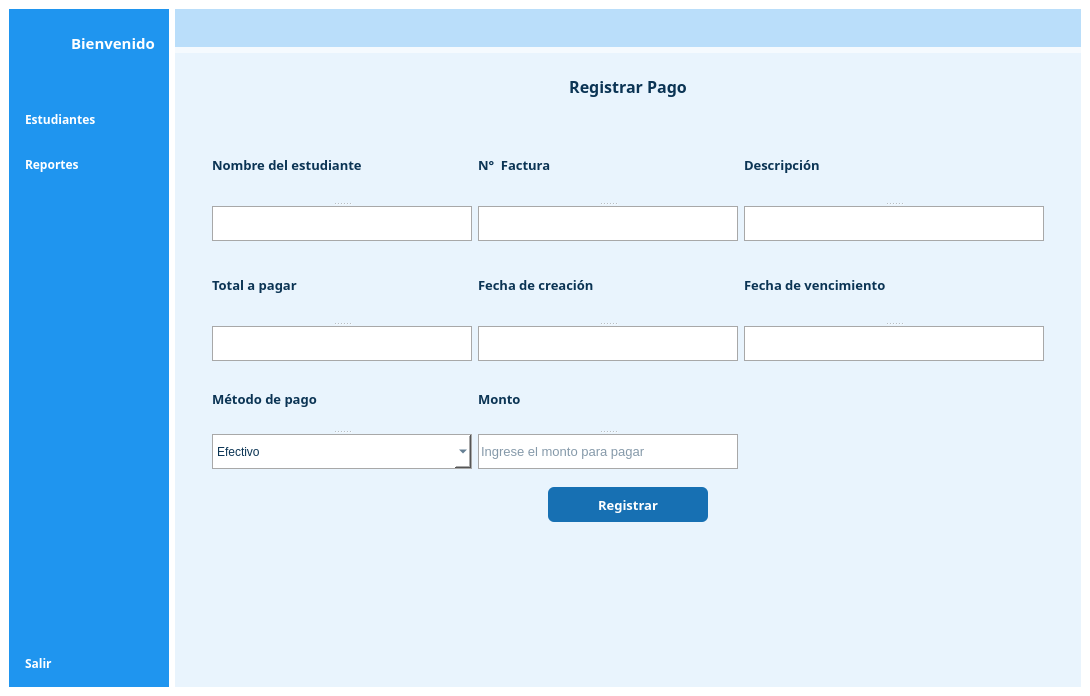
This is gui/UI/interface.ui in DeiviHerreraDiaz09/Student-Management-Project as Qt 5 draws it before an edit. The edited form follows.
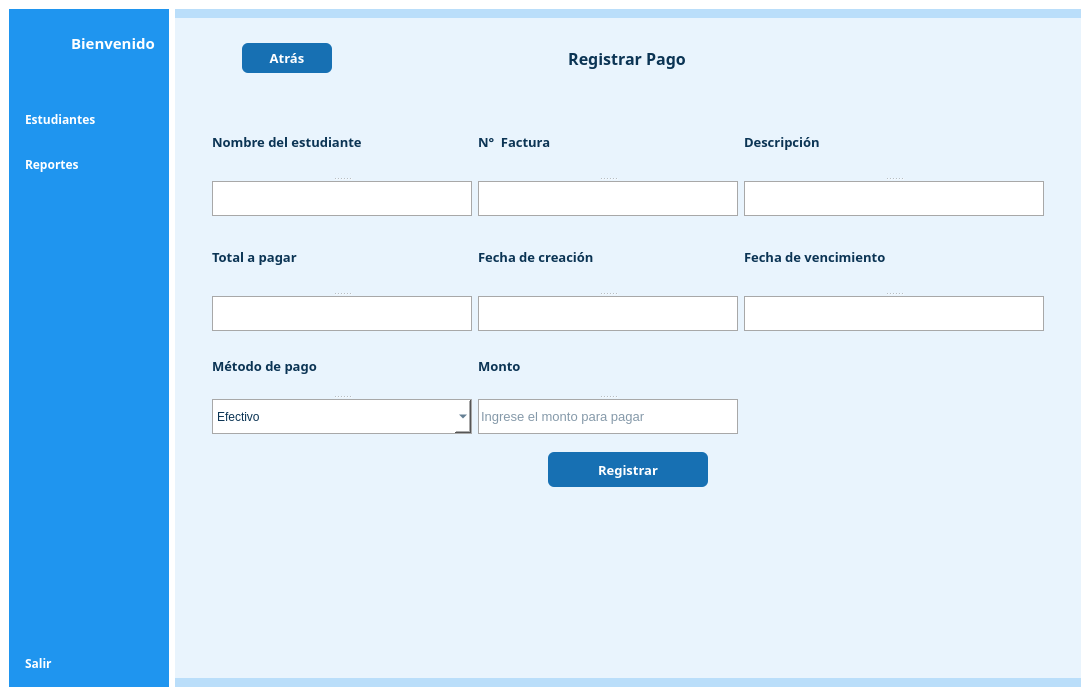
This is the edited form. The open tabs and pages were chosen to show the change. Icons and pictures are not drawn.

The edit to the form file:
```diff
--- a/gui/UI/interface.ui
+++ b/gui/UI/interface.ui
@@ -295,22 +295,6 @@
            <number>0</number>
           </property>
           <item>
-           <spacer name="horizontalSpacer">
-            <property name="orientation">
-             <enum>Qt::Horizontal</enum>
-            </property>
-            <property name="sizeHint" stdset="0">
-             <size>
-              <width>690</width>
-              <height>20</height>
-             </size>
-            </property>
-           </spacer>
-          </item>
-         </layout>
-        </widget>
-       </item>
-       <item>
         <widget class="QStackedWidget" name="content">
          <property name="styleSheet">
           <string notr="true">background-color: rgb(255, 255, 255);</string>
@@ -3314,12 +3298,49 @@
                <layout class="QVBoxLayout" name="group_form_payment">
                 <item>
                  <layout class="QHBoxLayout" name="header_register_payment">
+                     <item>
+                      <widget class="QPushButton" name="button_back_studentDetails">
+                       <property name="minimumSize">
+                        <size>
+                         <width>90</width>
+                         <height>30</height>
+                        </size>
+                       </property>
+                       <property name="maximumSize">
+                        <size>
+                         <width>90</width>
+                         <height>30</height>
+                        </size>
+                       </property>
+                       <property name="font">
+                        <font>
+                         <family>Euphemia</family>
+                         <pointsize>10</pointsize>
+                         <weight>75</weight>
+                         <bold>true</bold>
+                        </font>
+                       </property>
+                       <property name="cursor">
+                        <cursorShape>PointingHandCursor</cursorShape>
+                       </property>
+                       <property name="styleSheet">
+                        <string notr="true">background-color:#1770b3;
+font-family: Euphemia;
+border: none;
+border-radius: 6px;
+color:white;</string>
+                       </property>
+                       <property name="text">
+                        <string>Atrás</string>
+                       </property>
+                      </widget>
+                     </item>
                   <item>
                    <widget class="QLabel" name="tittle_new_payment">
                     <property name="minimumSize">
                      <size>
                       <width>500</width>
-                      <height>30</height>
+                         <height>45</height>
                      </size>
                     </property>
                     <property name="maximumSize">
@@ -3353,6 +3374,22 @@
                     </property>
                    </widget>
                   </item>
+                     <item>
+                      <widget class="QWidget" name="widget_4" native="true">
+                       <property name="minimumSize">
+                        <size>
+                         <width>90</width>
+                         <height>30</height>
+                        </size>
+                       </property>
+                       <property name="maximumSize">
+                        <size>
+                         <width>90</width>
+                         <height>30</height>
+                        </size>
+                       </property>
+                      </widget>
+                     </item>
                  </layout>
                 </item>
                 <item>
@@ -3936,6 +3973,22 @@
            </property>
           </widget>
          </widget>
+           </widget>
+          </item>
+          <item>
+           <spacer name="horizontalSpacer">
+            <property name="orientation">
+             <enum>Qt::Horizontal</enum>
+            </property>
+            <property name="sizeHint" stdset="0">
+             <size>
+              <width>690</width>
+              <height>20</height>
+             </size>
+            </property>
+           </spacer>
+          </item>
+         </layout>
         </widget>
        </item>
       </layout>
```
Left out of the diff: 49 changed lines with no effect on the pictures. Lines whose indentation alone changed are shown as unchanged.
